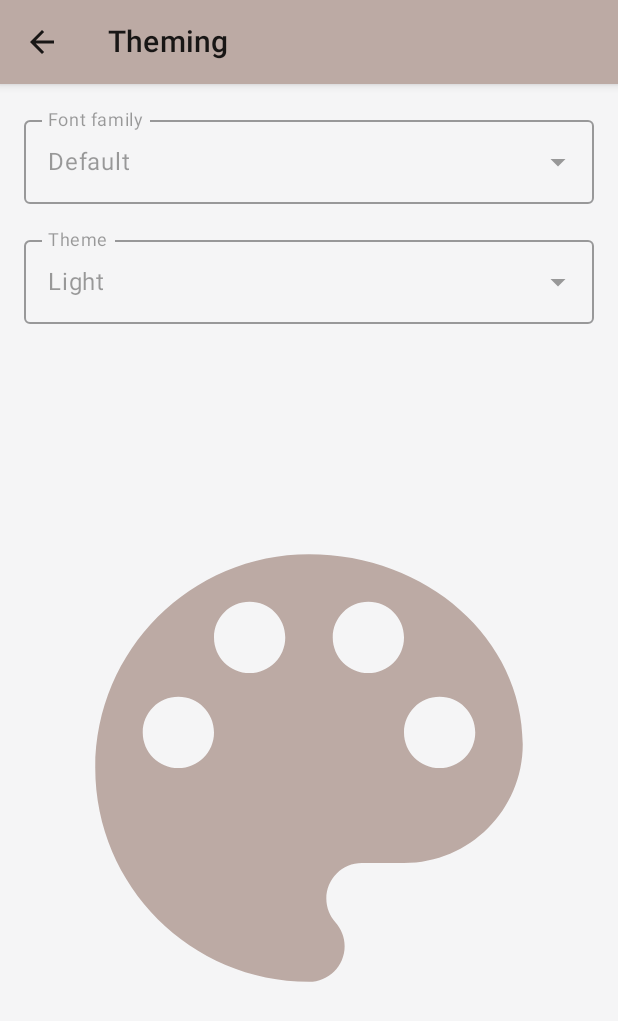
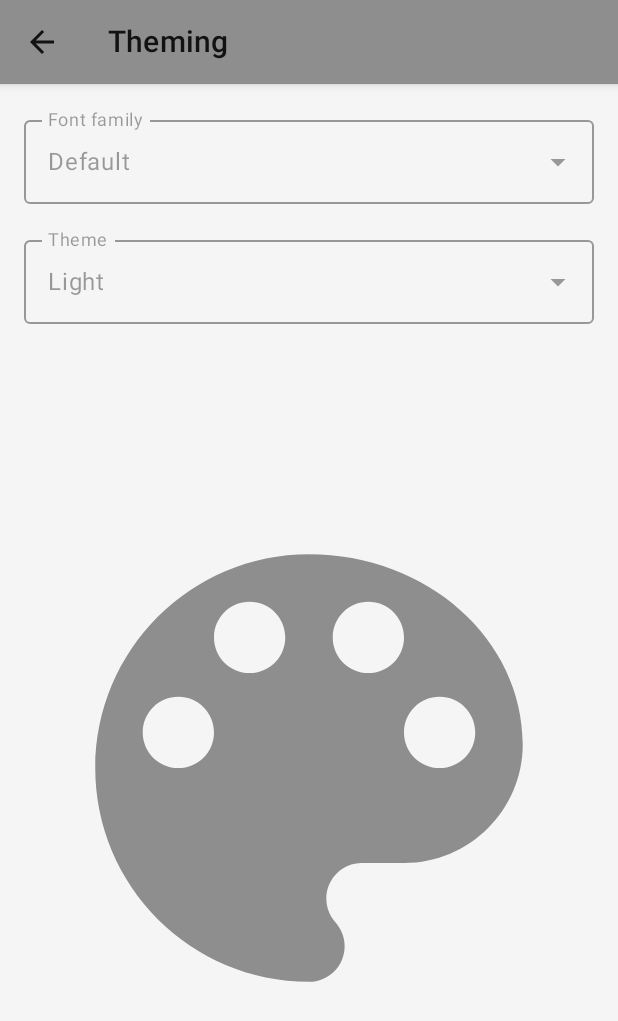
Before and after one commit to VolodymyrTabarkevych/GiffApp, an Android app built with Jetpack Compose: the ThemingScreen screen opened through its navigation route, on a phone screen of 412 x 824 dp. Shown: the top 1021 px of the screen. Run offline under Robolectric (Android 15) with nearby library versions, the phone set to English and light mode, and no system bars; our stand-ins replace Dagger/Hilt's generated code, accompanist, paging; libraries missing offline, so code that uses them is left out: com.jakewharton.retrofit2; 2 statements that could not run were skipped.

Commit message:
Improve theming

```diff
--- a/app/src/main/java/ua/tabarkevych/composemvi/data/pagingsource/GifsPostSource.kt
+++ b/app/src/main/java/ua/tabarkevych/composemvi/data/paging/GifsPostSource.kt
@@ -1,4 +1,4 @@
-package ua.tabarkevych.composemvi.data.pagingsource
+package ua.tabarkevych.composemvi.data.paging
 
 import androidx.paging.PagingSource
 import androidx.paging.PagingState
--- a/app/src/main/java/ua/tabarkevych/composemvi/data/repository/GifsRepository.kt
+++ b/app/src/main/java/ua/tabarkevych/composemvi/data/repository/GifsRepository.kt
@@ -2,7 +2,7 @@ package ua.tabarkevych.composemvi.data.repository
 
 import androidx.paging.Pager
 import androidx.paging.PagingConfig
-import ua.tabarkevych.composemvi.data.pagingsource.GifsPostSource
+import ua.tabarkevych.composemvi.data.paging.GifsPostSource
 import ua.tabarkevych.composemvi.domain.repository.IGifsRepository
 import ua.tabarkevych.composemvi.remote.datasource.gifs.IGifsRemoteDataSource
 import javax.inject.Inject
--- a/app/src/main/java/ua/tabarkevych/composemvi/presentation/gifs/screen/GifsTopBar.kt
+++ b/app/src/main/java/ua/tabarkevych/composemvi/presentation/gifs/screen/GifsTopBar.kt
@@ -3,18 +3,21 @@ package ua.tabarkevych.composemvi.presentation.gifs.screen
 import androidx.compose.material.*
 import androidx.compose.runtime.Composable
 import androidx.compose.ui.res.painterResource
+import androidx.compose.ui.res.stringResource
 import androidx.compose.ui.tooling.preview.Preview
 import ua.tabarkevych.composemvi.R
 import ua.tabarkevych.composemvi.presentation.gifs.GifsContract
 
 @Composable
+@Preview
+fun GifsTopBarPreview() {
+    GifsTopBar {}
+}
+
+@Composable
 fun GifsTopBar(setEvent: (event: GifsContract.Event) -> Unit) {
     TopAppBar(
-        title = {
-            Text(
-                text = "Gifs"
-            )
-        },
+        title = { Text(text = stringResource(id = R.string.gifs_title)) },
         actions = {
             IconButton(onClick = { setEvent(GifsContract.Event.OnToolbarThemingClicked) }) {
                 Icon(
@@ -26,9 +29,3 @@ fun GifsTopBar(setEvent: (event: GifsContract.Event) -> Unit) {
         }
     )
 }
-
-@Composable
-@Preview
-fun GifsTopBarPreview() {
-    GifsTopBar {}
-}
--- a/app/src/main/java/ua/tabarkevych/composemvi/presentation/theming/screen/ThemingDropdownFont.kt
+++ b/app/src/main/java/ua/tabarkevych/composemvi/presentation/theming/screen/ThemingDropdownFont.kt
@@ -12,10 +12,20 @@ import androidx.compose.ui.Modifier
 import androidx.compose.ui.geometry.Size
 import androidx.compose.ui.layout.onGloballyPositioned
 import androidx.compose.ui.platform.LocalDensity
+import androidx.compose.ui.res.stringResource
 import androidx.compose.ui.tooling.preview.Preview
 import androidx.compose.ui.unit.toSize
+import ua.tabarkevych.composemvi.R
 import ua.tabarkevych.composemvi.presentation.theming.ThemingContract
 import ua.tabarkevych.composemvi.ui.theme.AppFont
+
+@Preview
+@Composable
+fun ThemingDropdownFontPreview() {
+    ThemingDropdownFont(
+        state = ThemingContract.State(isFontExpanded = false, AppFont.Smooch)
+    ) {}
+}
 
 @Composable
 fun ThemingDropdownFont(
@@ -32,7 +42,10 @@ fun ThemingDropdownFont(
             value = state.selectedFont.name,
             onValueChange = {},
             label = {
-                Text(text = "Font family", fontFamily = state.selectedFont.family)
+                Text(
+                    text = stringResource(id = R.string.theming_font_label),
+                    fontFamily = state.selectedFont.family
+                )
             },
             trailingIcon = {
                 Icon(
@@ -70,11 +83,3 @@ fun ThemingDropdownFont(
         }
     }
 }
-
-@Preview
-@Composable
-fun ThemingDropdownFontPreview() {
-    ThemingDropdownFont(
-        state = ThemingContract.State(isFontExpanded = false, AppFont.Smooch)
-    ) {}
-}
--- a/app/src/main/java/ua/tabarkevych/composemvi/presentation/theming/screen/ThemingDropdownTheme.kt
+++ b/app/src/main/java/ua/tabarkevych/composemvi/presentation/theming/screen/ThemingDropdownTheme.kt
@@ -13,11 +13,19 @@ import androidx.compose.ui.Modifier
 import androidx.compose.ui.geometry.Size
 import androidx.compose.ui.layout.onGloballyPositioned
 import androidx.compose.ui.platform.LocalDensity
+import androidx.compose.ui.res.stringResource
 import androidx.compose.ui.tooling.preview.Preview
 import androidx.compose.ui.unit.toSize
+import ua.tabarkevych.composemvi.R
 import ua.tabarkevych.composemvi.presentation.theming.ThemingContract
 import ua.tabarkevych.composemvi.ui.dimens.LocalSpacing
 import ua.tabarkevych.composemvi.ui.theme.AppTheme
+
+@Preview
+@Composable
+fun ThemingDropdownThemePreview() {
+    ThemingDropdownTheme(state = ThemingContract.State()) { }
+}
 
 @Composable
 fun ThemingDropdownTheme(
@@ -35,7 +43,7 @@ fun ThemingDropdownTheme(
                 .onGloballyPositioned { coordinates ->
                     textFieldSize = coordinates.size.toSize()
                 },
-            label = { Text("Theme") },
+            label = { Text(stringResource(id = R.string.theming_theme_label)) },
             trailingIcon = {
                 Icon(
                     modifier = Modifier.clickable {
@@ -70,9 +78,3 @@ fun ThemingDropdownTheme(
         }
     }
 }
-
-@Preview
-@Composable
-fun ThemingDropdownThemePreview() {
-    ThemingDropdownTheme(state = ThemingContract.State()) { }
-}
--- a/app/src/main/java/ua/tabarkevych/composemvi/presentation/theming/screen/ThemingTopBar.kt
+++ b/app/src/main/java/ua/tabarkevych/composemvi/presentation/theming/screen/ThemingTopBar.kt
@@ -6,17 +6,22 @@ import androidx.compose.material.Text
 import androidx.compose.material.TopAppBar
 import androidx.compose.runtime.Composable
 import androidx.compose.ui.res.painterResource
+import androidx.compose.ui.res.stringResource
 import androidx.compose.ui.tooling.preview.Preview
 import ua.tabarkevych.composemvi.R
 import ua.tabarkevych.composemvi.presentation.theming.ThemingContract
 
 @Composable
+@Preview
+fun ThemingTopBarPreview() {
+    ThemingTopBar {}
+}
+
+@Composable
 fun ThemingTopBar(setEvent: (event: ThemingContract.Event) -> Unit) {
     TopAppBar(
         title = {
-            Text(
-                text = "Theming"
-            )
+            Text(text = stringResource(id = R.string.theming_title))
         },
         navigationIcon = {
             IconButton(onClick = { setEvent(ThemingContract.Event.OnToolbarBackNavigationClicked) }) {
@@ -28,9 +33,3 @@ fun ThemingTopBar(setEvent: (event: ThemingContract.Event) -> Unit) {
         }
     )
 }
-
-@Composable
-@Preview
-fun ThemingTopBarPreview() {
-    ThemingTopBar {}
-}
--- a/app/src/main/java/ua/tabarkevych/composemvi/ui/theme/Color.kt
+++ b/app/src/main/java/ua/tabarkevych/composemvi/ui/theme/Color.kt
@@ -17,3 +17,5 @@ val Silk = Color(0xFFBCAAA4)
 val Hemp = Color(0xFF8C7B75)
 val CodGray = Color(0xFF181818)
 val FrostedMint = Color(0xFFE0FFF0)
+val Gray = Color(0xFF8E8E8E)
+val MineShaft = Color(0xFF373737)
--- a/app/src/main/java/ua/tabarkevych/composemvi/ui/theme/ColorPalette.kt
+++ b/app/src/main/java/ua/tabarkevych/composemvi/ui/theme/ColorPalette.kt
@@ -19,7 +19,7 @@ sealed class AppTheme(val name: String, val colorPalette: Colors) {
 
     object Light : AppTheme(
         name = LIGHT_THEME_NAME, colorPalette = lightColors(
-            primary = Silk,
+            primary = Gray,
             onPrimary = Color.Black,
             background = AthensGray,
             surface = AthensGray
--- a/app/src/main/res/values/strings.xml
+++ b/app/src/main/res/values/strings.xml
@@ -1,3 +1,15 @@
 <resources>
     <string name="app_name">GifApp</string>
+
+    <!-- Theming -->
+    <string name="theming_title">Theming</string>
+    <string name="theming_font_label">Font family</string>
+    <string name="theming_theme_label">Theme</string>
+
+    <!-- Gifs -->
+    <string name="gifs_title">Gifs</string>
+    <string name="gifs_gif_title">gif by</string>
+
+    <!-- Gif -->
+    <string name="gif_title">Gif</string>
 </resources>
```
Also changed, not shown: app/src/main/java/ua/tabarkevych/composemvi/presentation/gif/screen/GifScreen.kt (+4 -4 lines), app/src/main/java/ua/tabarkevych/composemvi/presentation/gif/screen/GifTopBar.kt (+8 -11 lines), app/src/main/java/ua/tabarkevych/composemvi/presentation/gifs/screen/GifItem.kt (+39 -39 lines).
